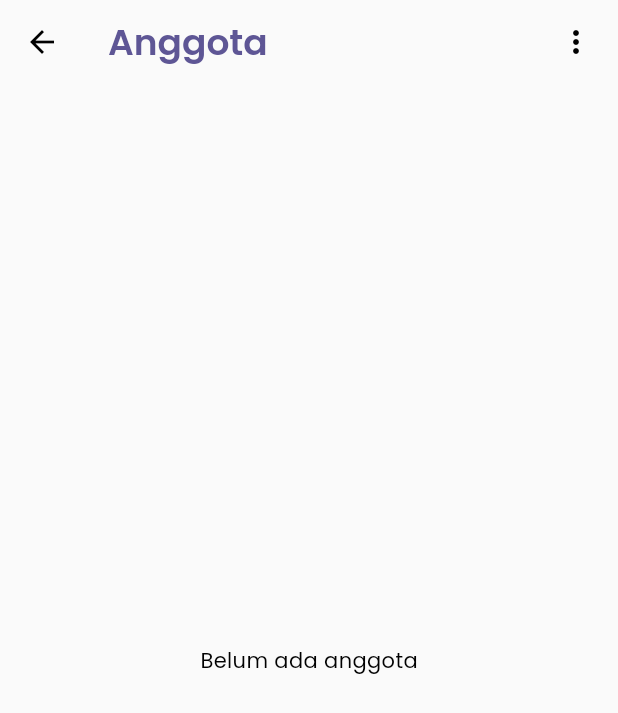
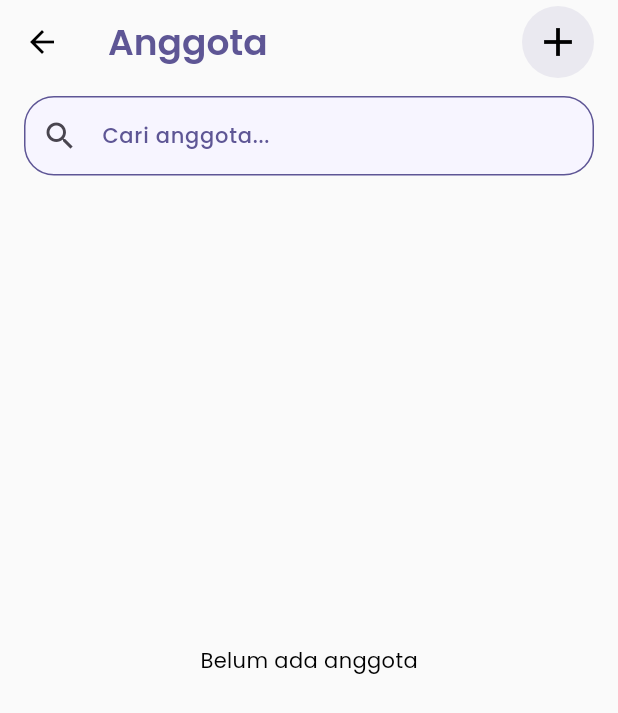
Before and after one commit to ayukrisn/tugas_progmob_2, a Flutter app: the UsersList screen opened by its route, on a phone screen of 412 x 824 dp. Shown: the top 713 px of the screen. Run offline on Flutter 3.47's test engine with Material 3 defaults, Android fonts, the phone set to English and light mode, and no system bars; our stand-ins replace dio, get, get_storage; accounts and stored records are empty; network calls fail.

Commit message:
i forgot what this is about

```diff
--- /dev/null
+++ b/lib/features/users/screens/add_user.dart
@@ -0,0 +1,3 @@
+import 'package:flutter/material.dart';
+import 'package:get_storage/get_storage.dart';
+import 'package:dio/dio.dart';
--- /dev/null
+++ b/lib/features/users/screens/user_detail.dart
@@ -0,0 +1,56 @@
+import 'package:flutter/material.dart';
+import 'package:get_storage/get_storage.dart';
+import 'package:dio/dio.dart';
+
+class UserDetail extends StatelessWidget {
+  const UserDetail({super.key});
+
+  @override
+  Widget build(BuildContext context) {
+    final int id = ModalRoute.of(context)!.settings.arguments as int;
+
+    return Scaffold(
+      appBar: AppBar(
+        title: Text('Anggota Detail'),
+      ),
+      body: Center(
+        child: Text('Anggota Name: ${id}'),
+      ),
+    );
+  }
+}
+
+class Anggota {
+  final int id;
+  final int nomor_induk;
+  final String nama;
+  final String alamat;
+  final String tgl_lahir;
+  final String telepon;
+  final String? image_url;
+  final int? status_aktif;
+
+  Anggota({
+    required this.id,
+    required this.nomor_induk,
+    required this.nama,
+    required this.alamat,
+    required this.tgl_lahir,
+    required this.telepon,
+    required this.image_url,
+    required this.status_aktif,
+  });
+
+  factory Anggota.fromJson(Map<String, dynamic> json) {
+    return Anggota(
+      id: json['id'],
+      nomor_induk: json['nomor_induk'],
+      nama: json['nama'],
+      alamat: json['alamat'],
+      tgl_lahir: json['tgl_lahir'],
+      telepon: json['telepon'],
+      image_url: json['image_url'],
+      status_aktif: json['status_aktif'],
+    );
+  }
+}
--- a/lib/features/users/screens/users_list.dart
+++ b/lib/features/users/screens/users_list.dart
@@ -67,6 +67,7 @@ class _UsersListState extends State<UsersList> {
   final _dio = Dio();
   final _storage = GetStorage();
   final _apiUrl = 'https://mobileapis.manpits.xyz/api';
+
   Future<void> getAnggota() async {
     try {
       final _response = await _dio.get(
@@ -113,14 +114,29 @@ class _UsersListState extends State<UsersList> {
             style: Theme.of(context).textTheme.headlineMedium?.copyWith(
                   color: Color(0xFF5E5695),
                 )),
-        actions: const [
-          Icon(Icons.more_vert),
+        actions: [
+          Container(
+            decoration: BoxDecoration(
+              shape: BoxShape.circle,
+              color: Color.fromARGB(26, 94, 86, 149),
+            ),
+            child: IconButton(
+              onPressed: () {},
+              icon: Icon(
+                Icons.add,
+                size: 32,
+                color: Colors.black,
+              ),
+            ),
+          ),
           SizedBox(width: 16),
         ],
       ),
-      body: Center(
+      body: Stack(
+        children: [
+          Center(
             child: Padding(
-          padding: const EdgeInsets.symmetric(horizontal: 16, vertical: 32),
+              padding: const EdgeInsets.symmetric(horizontal: 16, vertical: 68),
               child: anggotaDatas == null || anggotaDatas!.anggotaDatas.isEmpty
                   ? Text("Belum ada anggota")
                   : ListView.builder(
@@ -136,24 +152,51 @@ class _UsersListState extends State<UsersList> {
                               Text(anggota.telepon),
                             ],
                           ),
-                      trailing: Icon(Icons.more_vert),
+                          trailing: Icon(Icons.delete),
                           leading: const CircleAvatar(
                             backgroundImage:
                                 AssetImage('assets/images/anggota.jpeg'),
                           ),
                           onTap: () {
-                        ScaffoldMessenger.of(context).showSnackBar(
-                          SnackBar(
-                            content: Text(
-                                'You clicked ${anggota.nama} contact!'),
-                          ),
+                            Navigator.pushNamed(
+                                context,
+                                '/anggota/detail',
+                                arguments: anggota.id
                               );
+                            // ScaffoldMessenger.of(context).showSnackBar(
+                            //   SnackBar(
+                            //     content: Text(
+                            //         'You clicked ${anggota.nama} contact!'),
+                            //   ),
+                            // );
                           },
                         );
                       },
                     ),
             ),
           ),
+          Positioned(
+            top: 0,
+            left: 0,
+            right: 0,
+            child: Padding(
+              padding: const EdgeInsets.symmetric(horizontal: 16, vertical: 8),
+              child: TextField(
+                decoration: InputDecoration(
+                  hintText: 'Cari anggota...',
+                  prefixIcon: Icon(Icons.search),
+                  border: OutlineInputBorder(
+                    borderRadius: BorderRadius.circular(8),
+                  ),
+                ),
+                onChanged: (value) {
+
+                },
+              ),
+            ),
+          ),
+        ],
+      ),
     );
   }
 }
```
Also changed, not shown: lib/main.dart (+2 -7 lines). Lines whose indentation alone changed are shown as unchanged.
